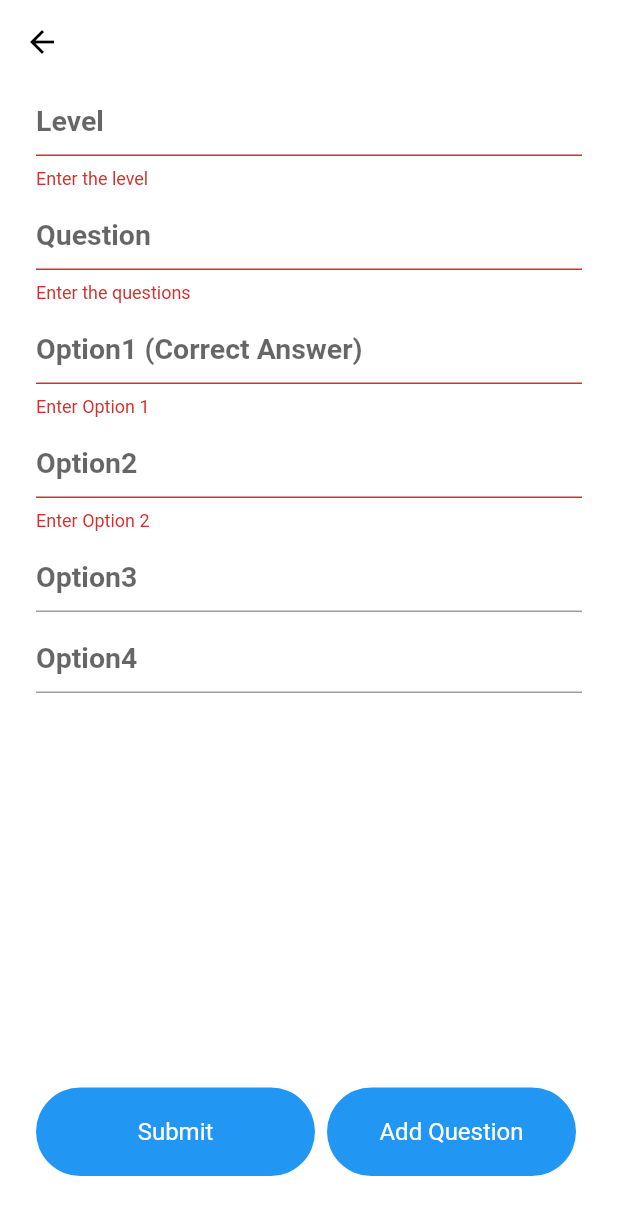
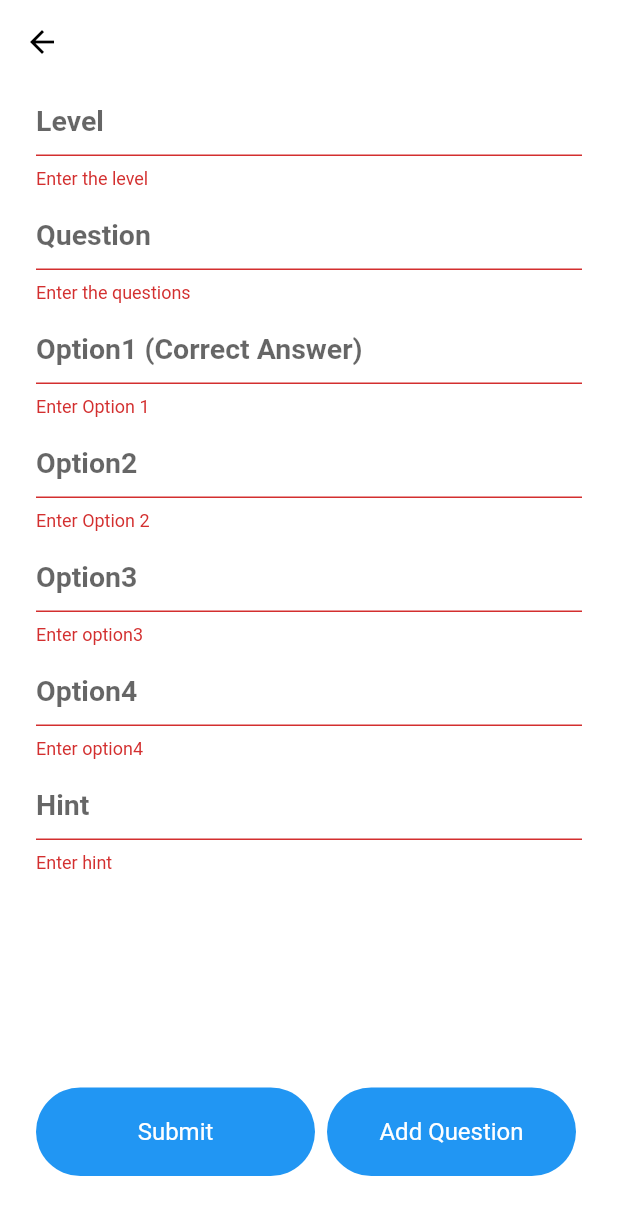
Before and after one commit to ShresthaUtsav03/righter, a Flutter app: the AddQuestion screen opened directly with empty values, after a tap on "Add Question", on a phone screen of 412 x 824 dp. Shown: the top 1215 px of the screen. Run offline on Flutter 3.47's test engine with Material 2 defaults, Android fonts, the phone set to English and light mode, and no system bars; our stand-ins replace cloud_firestore, firebase_auth, firebase_core, flutter_spinkit, step_progress_indicator; missing offline and left inert: animated_button; accounts and stored records are empty.

Commit message:
form -> hint, quiz -> no back

```diff
--- a/lib/main.dart
+++ b/lib/main.dart
@@ -85,9 +85,9 @@ class MyApp extends StatelessWidget {
           '/wrapper': (context) => Wrapper(),
           '/home': (context) => MyHomePage(),
           '/word': (context) => WordMeaning(),
-          '/typing': (context) => TypingWidget(),
+          //'/typing': (context) => TypingWidget(),
           '/signup': (context) => Signup(),
-          '/startup': (context) => Startup(),
+          // '/startup': (context) => Startup(),
           '/login': (context) => Login(),
           '/addQuestion': (context) => AddQuestion(),
           '/addQuiz': (context) => AddQuiz(),
--- a/lib/views/quiz/add_question.dart
+++ b/lib/views/quiz/add_question.dart
@@ -13,7 +13,7 @@ class _AddQuestionState extends State<AddQuestion> {
   final _formKey = GlobalKey<FormState>();
   bool isLoading = false;
   String level = '1';
-  String question, option1, option2, option3, option4;
+  String question, option1, option2, option3, option4, hint;
 
   uploadQuizData(String quizId) async {
     if (_formKey.currentState.validate()) {
@@ -26,7 +26,8 @@ class _AddQuestionState extends State<AddQuestion> {
         "option1": option1,
         "option2": option2,
         "option3": option3,
-        "option4": option4
+        "option4": option4,
+        "hint": hint,
       };
 
       print(quizId);
@@ -38,6 +39,7 @@ class _AddQuestionState extends State<AddQuestion> {
         option2 = "";
         option3 = "";
         option4 = "";
+        hint = "";
         setState(() {
           isLoading = false;
         });
@@ -54,6 +56,7 @@ class _AddQuestionState extends State<AddQuestion> {
     receivedPara = ModalRoute.of(context).settings.arguments;
     //print(receivedPara);
     return Scaffold(
+      resizeToAvoidBottomInset: false,
       backgroundColor: Colors.white,
       appBar: AppBar(
         title: Text(
@@ -110,16 +113,23 @@ class _AddQuestionState extends State<AddQuestion> {
                     SizedBox(height: 6),
                     TextFormField(
                       style: TextStyle(color: Colors.black),
-                      //validator: (val) => val.isEmpty ? "Enter option3" : null,
+                      validator: (val) => val.isEmpty ? "Enter option3" : null,
                       decoration: InputDecoration(hintText: "Option3"),
                       onChanged: (val) => option3 = val,
                     ),
                     SizedBox(height: 6),
                     TextFormField(
                       style: TextStyle(color: Colors.black),
-                      //validator: (val) => val.isEmpty ? "Enter option4" : null,
+                      validator: (val) => val.isEmpty ? "Enter option4" : null,
                       decoration: InputDecoration(hintText: "Option4"),
                       onChanged: (val) => option4 = val,
+                    ),
+                    SizedBox(height: 6),
+                    TextFormField(
+                      style: TextStyle(color: Colors.black),
+                      validator: (val) => val.isEmpty ? "Enter hint" : null,
+                      decoration: InputDecoration(hintText: "Hint"),
+                      onChanged: (val) => hint = val,
                     ),
                     Spacer(),
                     Row(
```
Also changed, not shown: lib/services/authentication/auth.dart (+10 -10 lines), lib/views/quiz/play_quiz.dart (+33 -1 lines).
